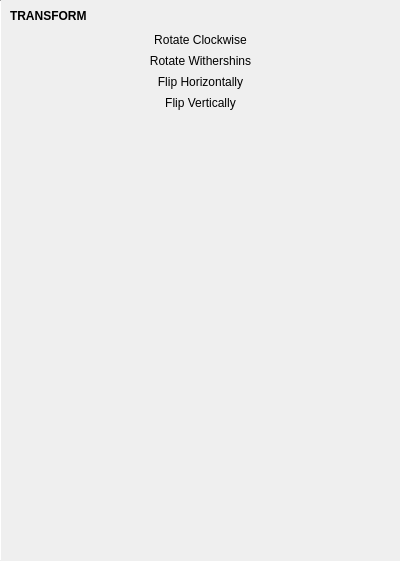
This is library/imageviewsidebar.ui in theCheeseboard/thephoto as Qt 5 draws it before an edit. The edited form follows.
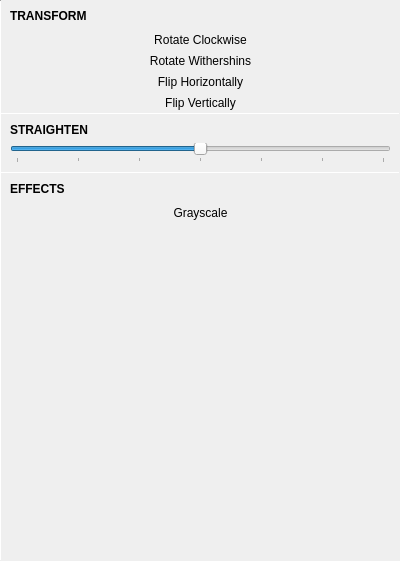
This is the edited form. The open tabs and pages were chosen to show the change. Icons and pictures are not drawn. Custom widgets are drawn as their Qt base class.

Diff of the .ui file:
```diff
--- a/library/imageviewsidebar.ui
+++ b/library/imageviewsidebar.ui
@@ -266,7 +266,140 @@
               <string>Flip Vertically</string>
              </property>
              <property name="icon">
-              <iconset theme="object-flip-vertical"/>
+              <iconset theme="object-flip-vertical">
+               <normaloff>.</normaloff>.</iconset>
+             </property>
+             <property name="toolButtonStyle">
+              <enum>Qt::ToolButtonTextBesideIcon</enum>
+             </property>
+             <property name="autoRaise">
+              <bool>true</bool>
+             </property>
+            </widget>
+           </item>
+           <item>
+            <widget class="Line" name="line_2">
+             <property name="maximumSize">
+              <size>
+               <width>16777215</width>
+               <height>1</height>
+              </size>
+             </property>
+             <property name="orientation">
+              <enum>Qt::Horizontal</enum>
+             </property>
+            </widget>
+           </item>
+           <item>
+            <layout class="QVBoxLayout" name="verticalLayout_2">
+             <property name="spacing">
+              <number>6</number>
+             </property>
+             <property name="leftMargin">
+              <number>9</number>
+             </property>
+             <property name="topMargin">
+              <number>9</number>
+             </property>
+             <property name="rightMargin">
+              <number>9</number>
+             </property>
+             <property name="bottomMargin">
+              <number>9</number>
+             </property>
+             <item>
+              <widget class="QLabel" name="label_2">
+               <property name="font">
+                <font>
+                 <weight>75</weight>
+                 <bold>true</bold>
+                </font>
+               </property>
+               <property name="text">
+                <string>STRAIGHTEN</string>
+               </property>
+              </widget>
+             </item>
+             <item>
+              <widget class="QSlider" name="straightenSlider">
+               <property name="minimum">
+                <number>-45</number>
+               </property>
+               <property name="maximum">
+                <number>45</number>
+               </property>
+               <property name="orientation">
+                <enum>Qt::Horizontal</enum>
+               </property>
+               <property name="tickPosition">
+                <enum>QSlider::TicksBelow</enum>
+               </property>
+               <property name="tickInterval">
+                <number>15</number>
+               </property>
+              </widget>
+             </item>
+            </layout>
+           </item>
+           <item>
+            <widget class="Line" name="line_3">
+             <property name="maximumSize">
+              <size>
+               <width>16777215</width>
+               <height>1</height>
+              </size>
+             </property>
+             <property name="orientation">
+              <enum>Qt::Horizontal</enum>
+             </property>
+            </widget>
+           </item>
+           <item>
+            <layout class="QVBoxLayout" name="verticalLayout_6">
+             <property name="spacing">
+              <number>6</number>
+             </property>
+             <property name="leftMargin">
+              <number>9</number>
+             </property>
+             <property name="topMargin">
+              <number>9</number>
+             </property>
+             <property name="rightMargin">
+              <number>9</number>
+             </property>
+             <property name="bottomMargin">
+              <number>6</number>
+             </property>
+             <item>
+              <widget class="QLabel" name="label_3">
+               <property name="font">
+                <font>
+                 <weight>75</weight>
+                 <bold>true</bold>
+                </font>
+               </property>
+               <property name="text">
+                <string>EFFECTS</string>
+               </property>
+              </widget>
+             </item>
+            </layout>
+           </item>
+           <item>
+            <widget class="QToolButton" name="grayscaleButton">
+             <property name="sizePolicy">
+              <sizepolicy hsizetype="Preferred" vsizetype="Preferred">
+               <horstretch>0</horstretch>
+               <verstretch>0</verstretch>
+              </sizepolicy>
+             </property>
+             <property name="text">
+              <string>Grayscale</string>
+             </property>
+             <property name="icon">
+              <iconset resource="../icons.qrc">
+               <normaloff>:/icons/transparent.png</normaloff>:/icons/transparent.png</iconset>
              </property>
              <property name="toolButtonStyle">
               <enum>Qt::ToolButtonTextBesideIcon</enum>
```
Left out of the diff: 20 changed lines with no effect on the pictures.
